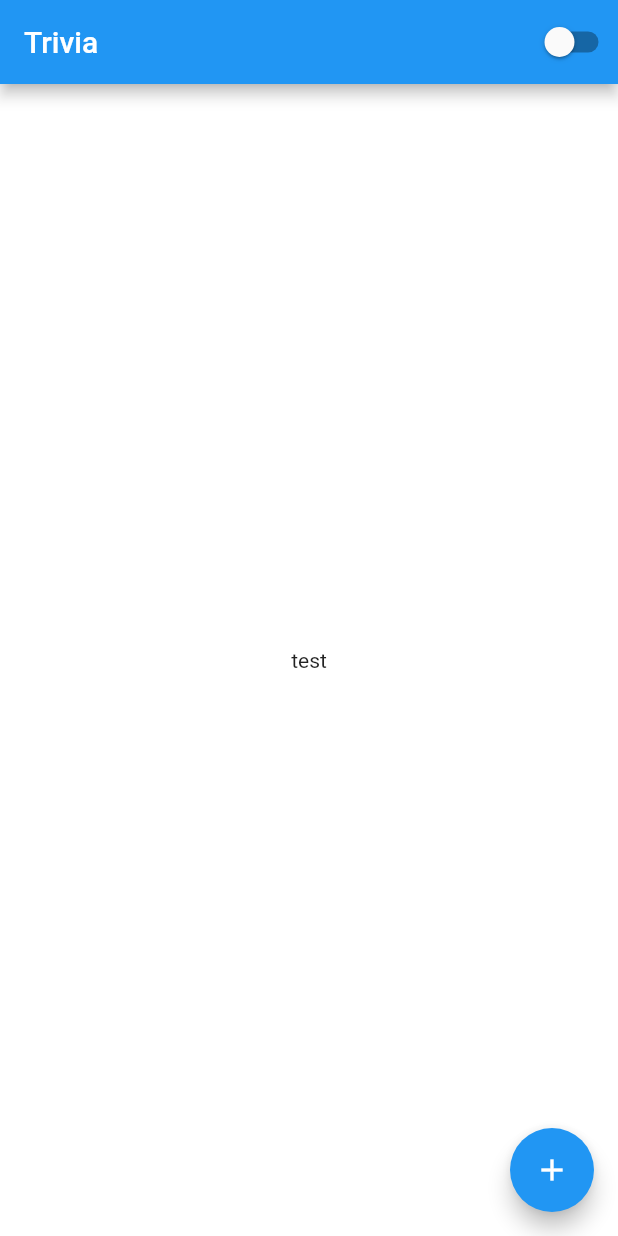
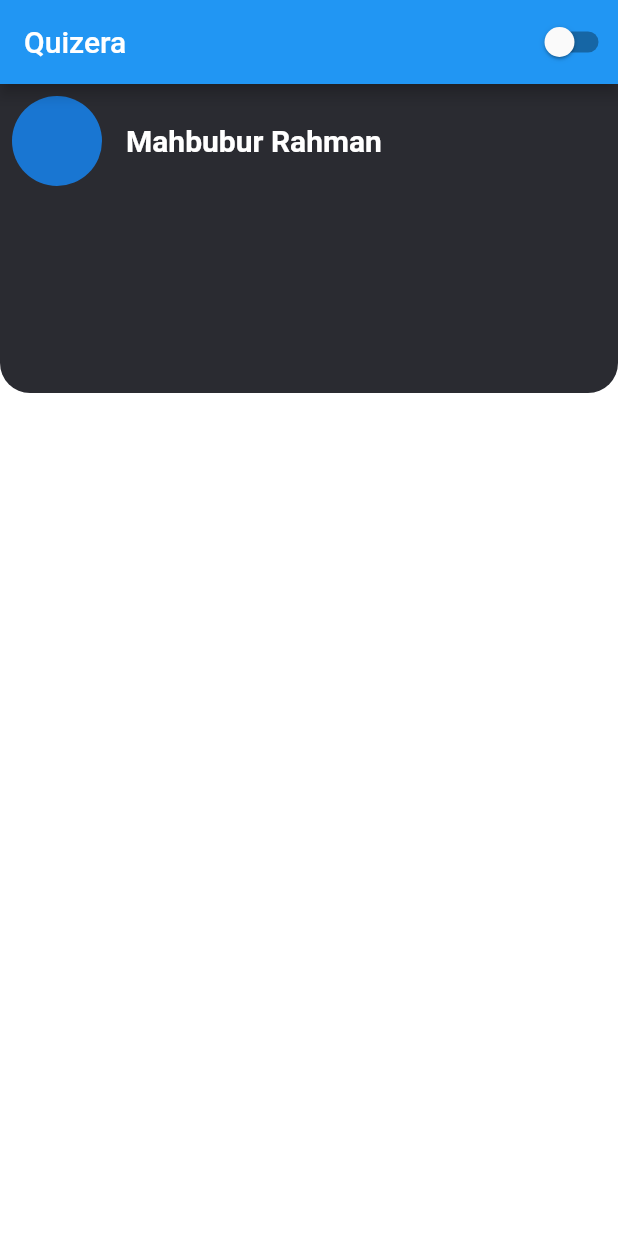
Before and after one commit to rifat0153/FlutterTriviaApp, a Flutter app: the screen it shows after launch, on a phone screen of 412 x 824 dp. Run offline on Flutter 3.47's test engine with Material 2 defaults, Android fonts, the phone set to English and light mode, and no system bars; our stand-ins replace flutter_riverpod, freezed_annotation.

Commit message:
QuizView init

```diff
--- /dev/null
+++ b/lib/features/quiz/config.dart
@@ -0,0 +1,8 @@
+import 'package:flutter/material.dart';
+
+const kPadding = 8.0;
+
+class QuizConfig {
+  static const userProfileColor = Color(0xff2A2B31);
+  static const profileContainerRadius = Radius.circular(20);
+}
--- /dev/null
+++ b/lib/features/quiz/quiz_view.dart
@@ -0,0 +1,53 @@
+import 'package:flutter/material.dart';
+import 'package:trivia/features/quiz/config.dart';
+import 'package:trivia/shared/theme_switch.dart';
+
+class QuizView extends StatelessWidget {
+  const QuizView({Key? key}) : super(key: key);
+
+  @override
+  Widget build(BuildContext context) {
+    return Scaffold(
+        appBar: AppBar(
+          title: const Text('Quizera'),
+          actions: [const ThemeSwitch()],
+        ),
+        body: Stack(
+          children: [
+            Container(
+              height: MediaQuery.of(context).size.height / 4,
+              decoration: const BoxDecoration(
+                borderRadius: BorderRadius.only(
+                  bottomLeft: QuizConfig.profileContainerRadius,
+                  bottomRight: QuizConfig.profileContainerRadius,
+                ),
+                color: QuizConfig.userProfileColor,
+              ),
+              child: Column(
+                children: [
+                  const SizedBox(height: kPadding),
+                  Row(
+                    children: [
+                      const SizedBox(width: kPadding),
+                      const CircleAvatar(
+                        radius: 30,
+                      ),
+                      const SizedBox(width: 2 * kPadding),
+                      const Expanded(
+                        child: Text(
+                          'Mahbubur Rahman ',
+                          maxLines: 1,
+                          overflow: TextOverflow.clip,
+                          style: TextStyle(
+                              color: Colors.white, fontWeight: FontWeight.w700, fontSize: 20),
+                        ),
+                      ),
+                    ],
+                  ),
+                ],
+              ),
+            )
+          ],
+        ));
+  }
+}
--- a/lib/features/trivia/trvia_service.dart
+++ b/lib/features/trivia/trvia_service.dart
@@ -11,7 +11,7 @@ class TriviaService {
   final Reader _read;
 
   Future<Trivia> getTrivia() async {
-    await Future.delayed(Duration(seconds: 1), () {});
-    return await Future.value(Trivia(text: 'test'));
+    await Future.delayed(const Duration(seconds: 1), () {});
+    return await Future.value(const Trivia(text: 'test'));
   }
 }
--- a/lib/main.dart
+++ b/lib/main.dart
@@ -1,5 +1,6 @@
 import 'package:flutter/material.dart';
 import 'package:flutter_riverpod/flutter_riverpod.dart';
+import 'package:trivia/features/quiz/quiz_view.dart';
 import 'features/theme/theme_controller.dart';
 import 'features/trivia/trivia_view.dart';
 
@@ -37,11 +38,7 @@ class _HomeState extends State<Home> {
   @override
   Widget build(BuildContext context) {
     return Scaffold(
-      body: Center(child: Consumer(builder: (context, watch, child) {
-        final themeNotifier = watch(themeControllerProvider.notifier);
-
-        return TriviaView();
-      })),
+      body: QuizView(),
     );
   }
 }
--- /dev/null
+++ b/lib/models/quiz/quiz.dart
@@ -0,0 +1,24 @@
+import 'package:meta/meta.dart';
+import 'package:freezed_annotation/freezed_annotation.dart';
+import 'dart:convert';
+
+part 'quiz.freezed.dart';
+part 'quiz.g.dart';
+
+Quiz quizFromJson(String str) => Quiz.fromJson(json.decode(str) as Map<String, dynamic>);
+
+String quizToJson(Quiz data) => json.encode(data.toJson());
+
+@freezed
+abstract class Quiz with _$Quiz {
+  const factory Quiz({
+    required String category,
+    required String type,
+    required String difficulty,
+    required String question,
+    required String correctAnswer,
+    required List<String> incorrectAnswers,
+  }) = _Quiz;
+
+  factory Quiz.fromJson(Map<String, dynamic> json) => _$QuizFromJson(json);
+}
--- a/pubspec.yaml
+++ b/pubspec.yaml
@@ -25,14 +25,15 @@ dependencies:
     sdk: flutter
   cupertino_icons: ^1.0.2
   flutter_riverpod: ^0.14.0+3
+  flutter_screenutil: ^5.0.0+2
   very_good_analysis: null
 
 dev_dependencies:
   flutter_test:
     sdk: flutter
-  freezed:
-  json_serializable:
   build_runner: null
+  freezed: null
+  json_serializable: null
 
 # For information on the generic Dart part of this file, see the
 # following page: https://dart.dev/tools/pub/pubspec
```
Also changed, not shown: lib/models/quiz/quiz.freezed.dart (added), lib/models/quiz/quiz.g.dart (added), pubspec.lock.
